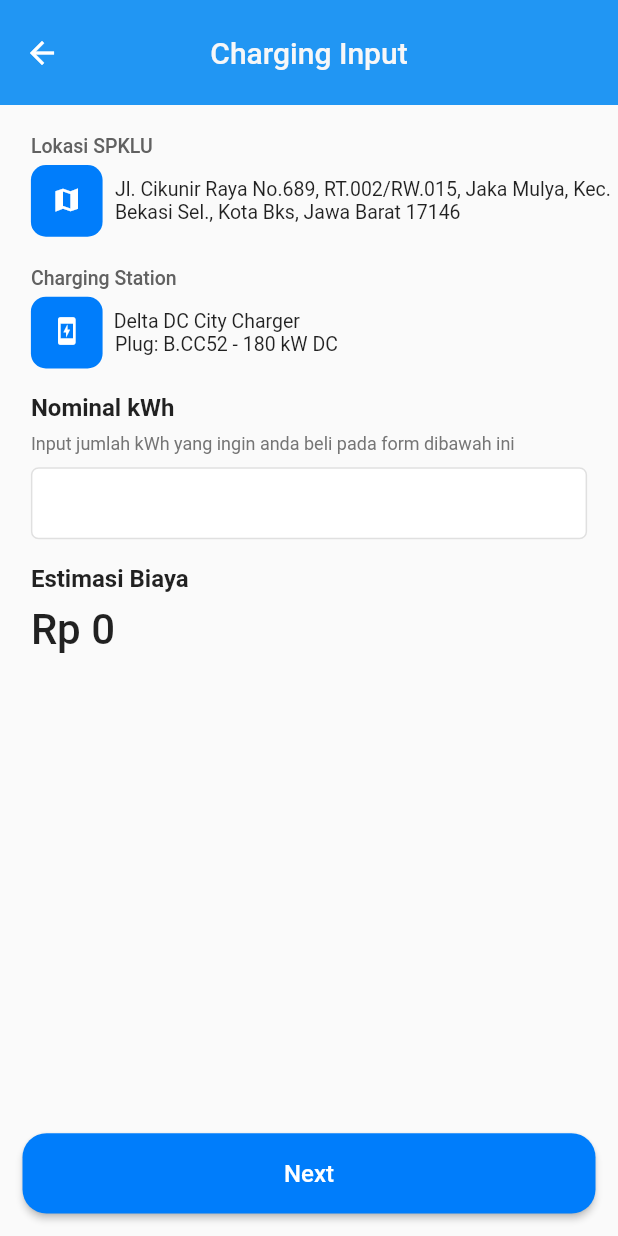
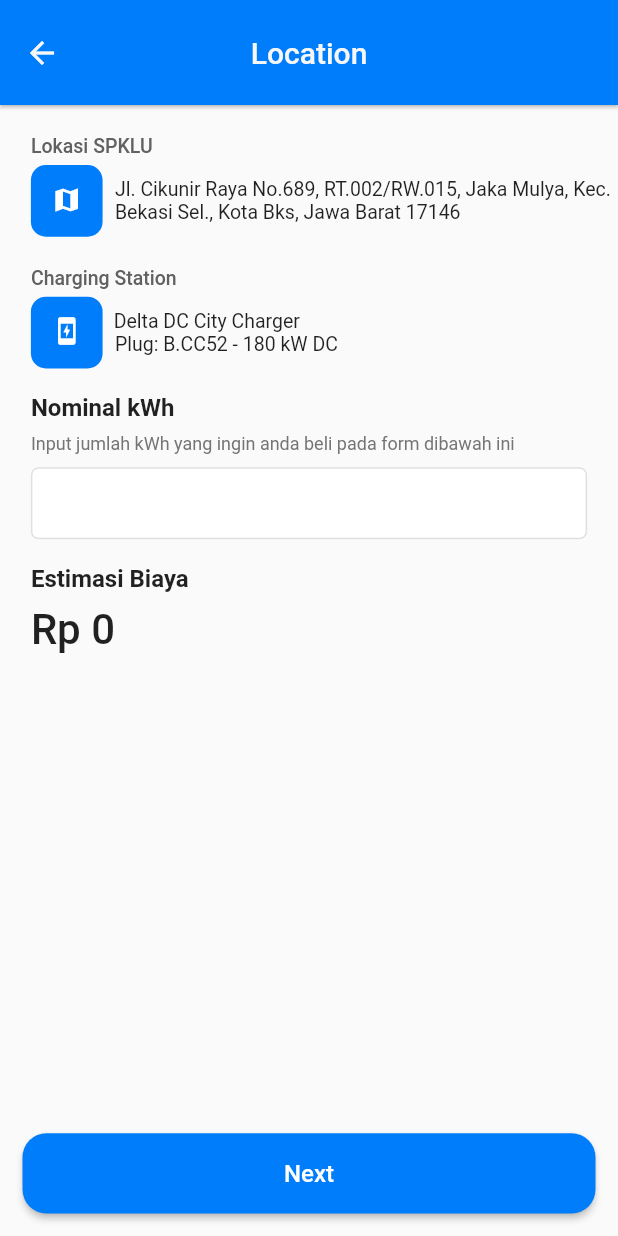
Before and after one commit to Raya46/SPKLU, a Flutter app: the ChargingInputScreen screen opened directly, on a phone screen of 412 x 824 dp. Run offline on Flutter 3.47's test engine with Material 2 defaults, Android fonts, the phone set to English and light mode, and no system bars; our stand-ins replace awesome_dialog, google_fonts.

```diff
--- a/lib/NavigationPage.dart
+++ b/lib/NavigationPage.dart
@@ -123,7 +123,7 @@ class _NavigationPageState extends State<NavigationPage> {
           final screenWidth = MediaQuery.of(context).size.width;
           // ignore: avoid_unnecessary_containers
           return SizedBox(
-            height: screenHeight / 5.5,
+            height: screenHeight / 5,
             child: Column(
               crossAxisAlignment: CrossAxisAlignment.start,
               mainAxisAlignment: MainAxisAlignment.start,
--- a/lib/page/Payment/ChargingInputPage.dart
+++ b/lib/page/Payment/ChargingInputPage.dart
@@ -335,44 +335,23 @@ class _ChargingInputScreenState extends State<ChargingInputScreen> {
 
   AppBar appbarApk(BuildContext context) {
     return AppBar(
-        leading: ElevatedButton(
+      leading: BackButton(
+        color: Color.fromRGBO(247, 247, 248, 1),
         onPressed: () {
           Navigator.push(
               context,
-              PageRouteBuilder(
-                pageBuilder: (context, animation, secondaryAnimation) =>
-                    // ignore: prefer_const_constructors
-                    NavigationPage(),
-                transitionsBuilder:
-                    (context, animation, secondaryAnimation, child) {
-                  return SlideTransition(
-                    position: Tween<Offset>(
-                      begin: const Offset(-1.0, 0.0),
-                      end: Offset.zero,
-                    ).animate(animation),
-                    child: child,
-                  );
+              MaterialPageRoute(
+                builder: (context) => const NavigationPage(),
+              ));
         },
-                transitionDuration: const Duration(milliseconds: 500),
       ),
-            );
-          },
-          style: ElevatedButton.styleFrom(
-            elevation: 0,
-            backgroundColor: Colors.transparent,
-          ),
-          child: const Icon(
-            Icons.arrow_back,
-            color: Colors.white,
-          ),
-        ),
-        elevation: 0,
-        bottomOpacity: 0,
+      elevation: 1,
+      bottomOpacity: 1,
       toolbarHeight: 70,
       centerTitle: true,
-        backgroundColor: Colors.blue,
+      backgroundColor: bluee,
       title: const Text(
-          "Charging Input",
+        "Location",
         style: TextStyle(color: Color.fromRGBO(247, 247, 248, 1)),
       ),
     );
```
Also changed, not shown: 1 other file. Lines whose indentation alone changed are shown as unchanged.
